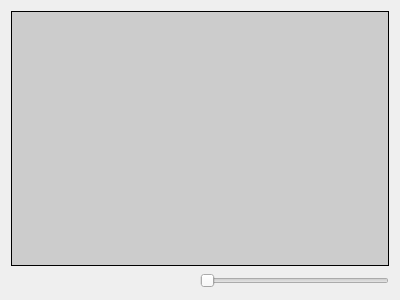
This is src/Facecope/FWorkingWidget.ui in ZulusK/courseWork_1 as Qt 5 draws it before an edit. The edited form follows.
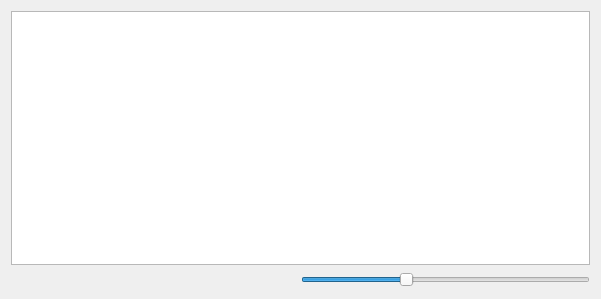
This is the edited form.

The edit to the form file:
```diff
--- a/src/Facecope/FWorkingWidget.ui
+++ b/src/Facecope/FWorkingWidget.ui
@@ -6,8 +6,8 @@
    <rect>
     <x>0</x>
     <y>0</y>
-    <width>400</width>
-    <height>300</height>
+    <width>601</width>
+    <height>299</height>
    </rect>
   </property>
   <property name="windowTitle">
@@ -15,49 +15,13 @@
   </property>
   <layout class="QVBoxLayout" name="verticalLayout">
    <item>
-    <widget class="QListView" name="item_view">
-     <property name="styleSheet">
-      <string notr="true">QListView {
-  padding: 2px 30px 2px 20px;
-  background-color: rgb(204, 204, 204);
-  border: 1px solid rgb(0, 0, 0);
-  min-width: 90px;
-  selection-background-color: rgba(0, 173, 165, 127);
-}
-QListView::item {
-  height: 30px;
-  border: 3px solid white;
-  background-color:white;
-border-radius:10px;
-}
-
-QListView::item:selected {
-  border-color: rgb(0, 173, 165);
-  background-color: rgba(0, 173, 165, 127);
-  color: blue;
-}</string>
-     </property>
-     <property name="selectionMode">
-      <enum>QAbstractItemView::SingleSelection</enum>
-     </property>
+    <widget class="QListView" name="list_view">
      <property name="movement">
       <enum>QListView::Static</enum>
      </property>
-     <property name="isWrapping" stdset="0">
-      <bool>true</bool>
-     </property>
-     <property name="resizeMode">
-      <enum>QListView::Adjust</enum>
-     </property>
      <property name="viewMode">
       <enum>QListView::IconMode</enum>
      </property>
-     <property name="uniformItemSizes">
-      <bool>true</bool>
-     </property>
-     <property name="wordWrap">
-      <bool>true</bool>
-     </property>
     </widget>
    </item>
    <item>
@@ -77,6 +41,15 @@
      </item>
      <item>
       <widget class="QSlider" name="horizontalSlider">
+       <property name="minimum">
+        <number>25</number>
+       </property>
+       <property name="maximum">
+        <number>95</number>
+       </property>
+       <property name="value">
+        <number>50</number>
+       </property>
        <property name="orientation">
         <enum>Qt::Horizontal</enum>
        </property>
```
